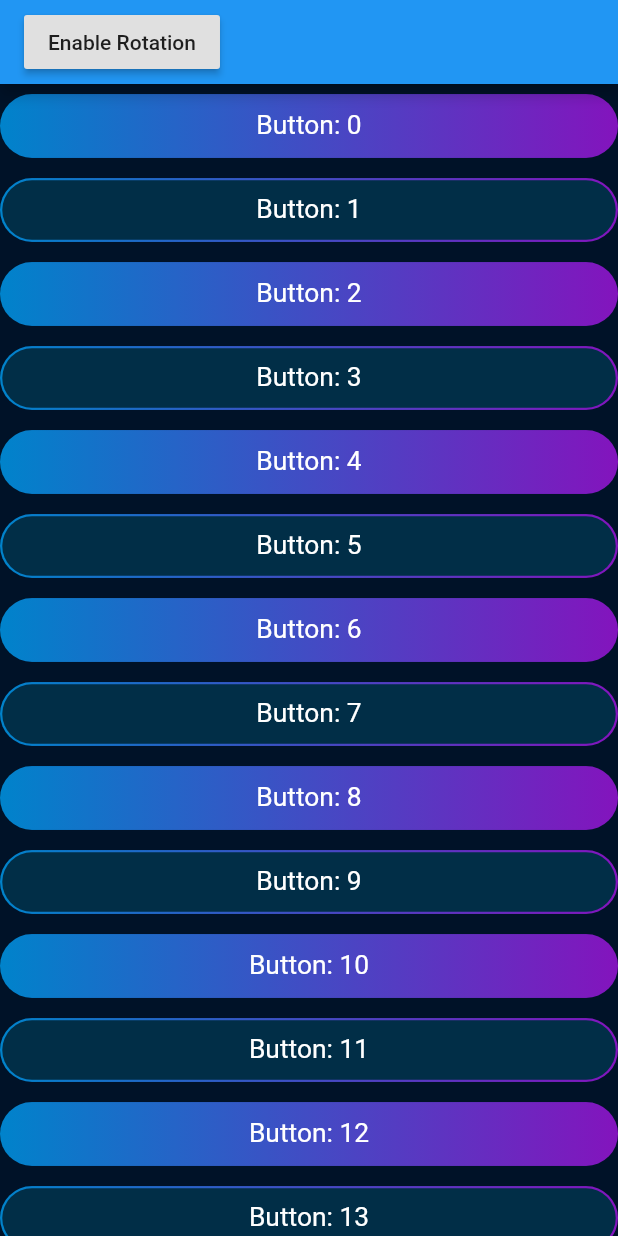
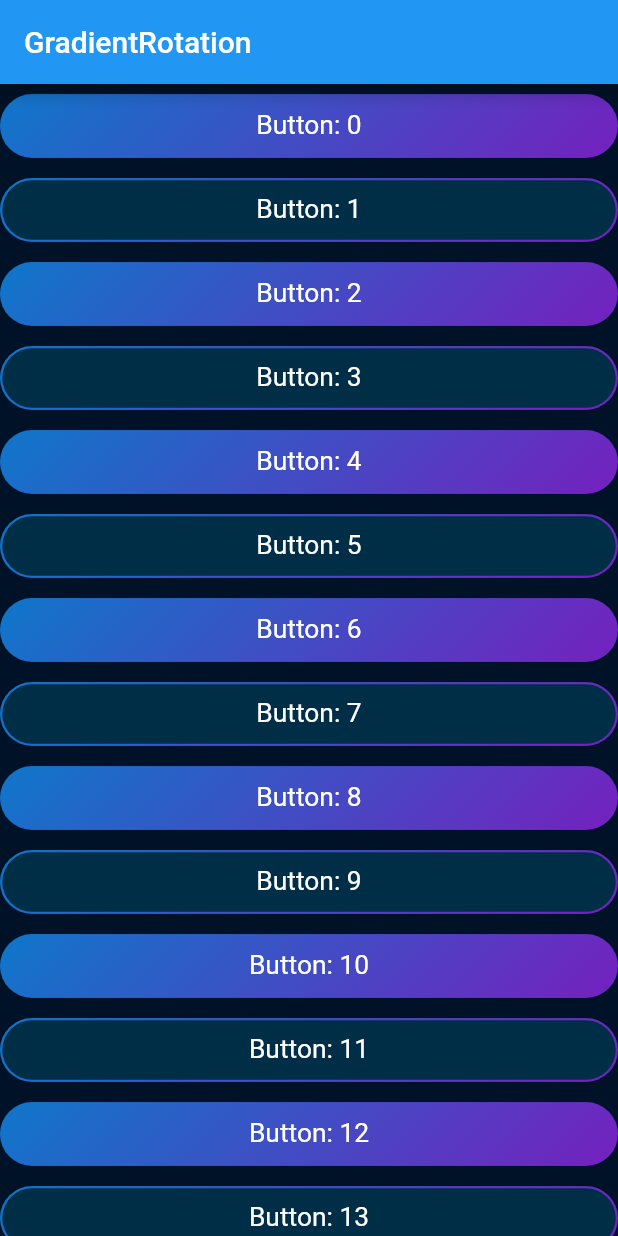
Before and after one commit to ened/flt_perf_03_rotated_gradient, a Flutter app: the screen it shows after launch, on a phone screen of 412 x 824 dp. Run offline on Flutter 3.47's test engine with Material 2 defaults, Android fonts, the phone set to English and light mode, and no system bars.

Commit message:
Use new GradientRotation class as a workaround

```diff
--- a/lib/gradient_painter.dart
+++ /dev/null
@@ -1,49 +0,0 @@
-import 'dart:math';
-
-import 'package:flutter/rendering.dart';
-
-const kGradientColors = [
-  Color(0xFF0083cb),
-  Color(0xFF424cc4),
-  Color(0xFF8314bd)
-];
-
-const kGradientAngleDeg = 45.0;
-const kGradientAngleRadians = kGradientAngleDeg * (pi / 180.0);
-
-class GradientPainter extends CustomPainter {
-  const GradientPainter({
-    /// If true, this will rotate the gradient by [kGradientAngleRadians].
-    this.rotated = false,
-  });
-
-  final bool rotated;
-
-  static final Gradient _gradient = LinearGradient(colors: kGradientColors);
-
-  @override
-  void paint(Canvas canvas, Size size) {
-    final Rect rect = Offset.zero & size;
-    final Paint p = Paint()..shader = _gradient.createShader(rect);
-
-    if (!rotated) {
-      canvas.drawRect(rect, p);
-    } else {
-      print('rotated');
-      canvas.save();
-      canvas.clipRect(Offset.zero & size);
-
-      final b = size.width * tan(90);
-      final c = sqrt(size.width * size.width + b * b);
-
-      canvas.rotate(kGradientAngleRadians);
-      canvas.drawRect(Offset(0.0, -b) & Size(c, b * 2), p);
-      canvas.restore();
-    }
-  }
-
-  @override
-  bool shouldRepaint(CustomPainter oldDelegate) {
-    return false;
-  }
-}
--- a/lib/main.dart
+++ b/lib/main.dart
@@ -25,20 +25,12 @@ class MyHomePage extends StatefulWidget {
 }
 
 class _MyHomePageState extends State<MyHomePage> {
-  bool _rotated = false;
 
   @override
   Widget build(BuildContext context) {
     return Scaffold(
       appBar: AppBar(
-        title: RaisedButton(
-          child: Text(_rotated ? 'Disable Rotation' : 'Enable Rotation'),
-          onPressed: () {
-            setState(() {
-              _rotated = !_rotated;
-            });
-          },
-        ),
+        title: Text('GradientRotation')
       ),
       backgroundColor: Color(0xFF001228),
       body: ListView(
@@ -49,7 +41,6 @@ class _MyHomePageState extends State<MyHomePage> {
             child: Center(
               child: MyButton(
                 title: 'Button: $index',
-                rotatedGradient: _rotated,
                 style: index % 2 == 0
                     ? MyButtonStyle.primary
                     : MyButtonStyle.secondary,
--- a/lib/my_button.dart
+++ b/lib/my_button.dart
@@ -1,6 +1,5 @@
 import 'package:flutter/material.dart';
-
-import 'gradient_painter.dart';
+import 'dart:math' as math;
 
 const kScaleFactor = 1.1;
 const kDisabledButtonTextColor = Color(0x80FFFFFF);
@@ -26,7 +25,6 @@ class MyButton extends StatefulWidget {
     @required this.onPressed,
     this.style = MyButtonStyle.primary,
     this.selected = false,
-    this.rotatedGradient = false,
   }) : super(key: key);
 
   final String title;
@@ -35,25 +33,36 @@ class MyButton extends StatefulWidget {
   final VoidCallback onPressed;
   final MyButtonStyle style;
   final bool selected;
-  final bool rotatedGradient;
 
   @override
   _MyButtonState createState() => _MyButtonState();
 }
+
+const kGradientAngleDeg = 45.0;
+const kGradientAngleRadians = kGradientAngleDeg * (math.pi / 180.0);
 
 class _MyButtonState extends State<MyButton> {
   bool _pressed = false;
 
   @override
   Widget build(BuildContext context) {
+    const LinearGradient gradient = LinearGradient(
+      colors: <Color>[
+        Color(0xFF0083cb),
+        Color(0xFF424cc4),
+        Color(0xFF8314bd),
+      ],
+      transform: GradientRotation(kGradientAngleRadians),
+    );
+
     return ClipPath(
       clipper: ShapeBorderClipper(
         shape: RoundedRectangleBorder(
           borderRadius: BorderRadius.circular(20.0 * kScaleFactor),
         ),
       ),
-      child: CustomPaint(
-        painter: _painter(),
+      child: Container(
+        decoration: BoxDecoration(gradient: gradient),
         child: Container(
           margin: const EdgeInsets.all(1.5),
           decoration: BoxDecoration(
@@ -89,19 +98,6 @@ class _MyButtonState extends State<MyButton> {
     return Colors.white;
   }
 
-  CustomPainter _painter() {
-    switch (widget.style) {
-      case MyButtonStyle.primary:
-        return GradientPainter(rotated: widget.rotatedGradient);
-      case MyButtonStyle.secondary:
-        return _pressed
-            ? const SolidPainter(kYellow)
-            : GradientPainter(rotated: widget.rotatedGradient);
-      default:
-        return null;
-    }
-  }
-
   Color _buttonBackgroundColor() {
     switch (widget.style) {
       case MyButtonStyle.primary:
```
